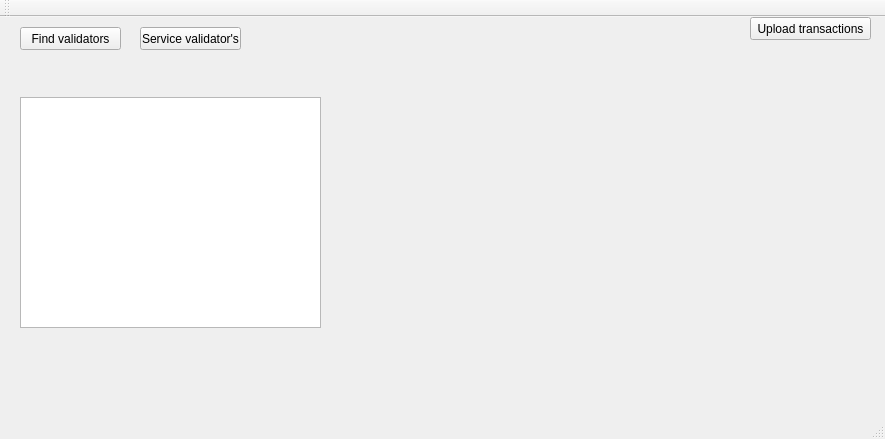
Before: the Qt Designer form updater/updater.ui in sergeysy/updater, drawn with Qt 5.
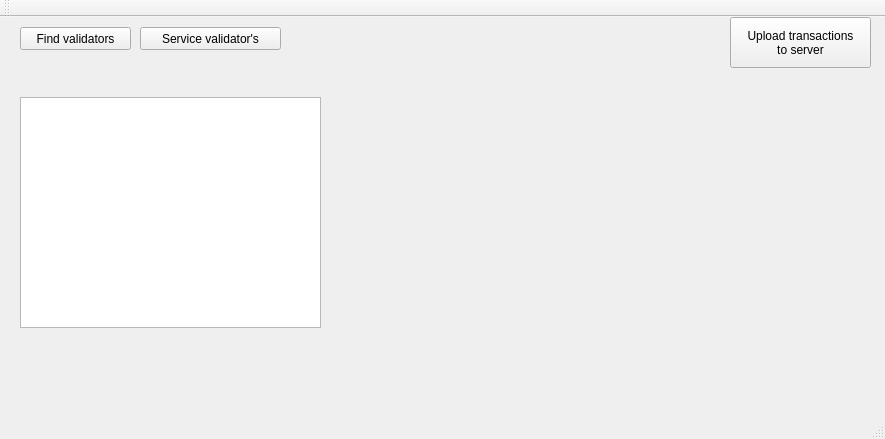
After: the same form once the commit is applied.

Diff of the .ui file:
```diff
--- a/updater/updater.ui
+++ b/updater/updater.ui
@@ -29,7 +29,7 @@
      <rect>
       <x>140</x>
       <y>10</y>
-      <width>101</width>
+      <width>141</width>
       <height>23</height>
      </rect>
     </property>
@@ -40,14 +40,15 @@
    <widget class="QPushButton" name="pushButton_3">
     <property name="geometry">
      <rect>
-      <x>750</x>
+      <x>730</x>
       <y>0</y>
-      <width>121</width>
-      <height>23</height>
+      <width>141</width>
+      <height>51</height>
      </rect>
     </property>
     <property name="text">
-     <string>Upload transactions</string>
+     <string>Upload transactions
+to server</string>
     </property>
    </widget>
    <widget class="QPushButton" name="pbFindValidators">
@@ -55,7 +56,7 @@
      <rect>
       <x>20</x>
       <y>10</y>
-      <width>101</width>
+      <width>111</width>
       <height>23</height>
      </rect>
     </property>
```
Left out of the diff: 8 changed lines with no effect on the pictures.
